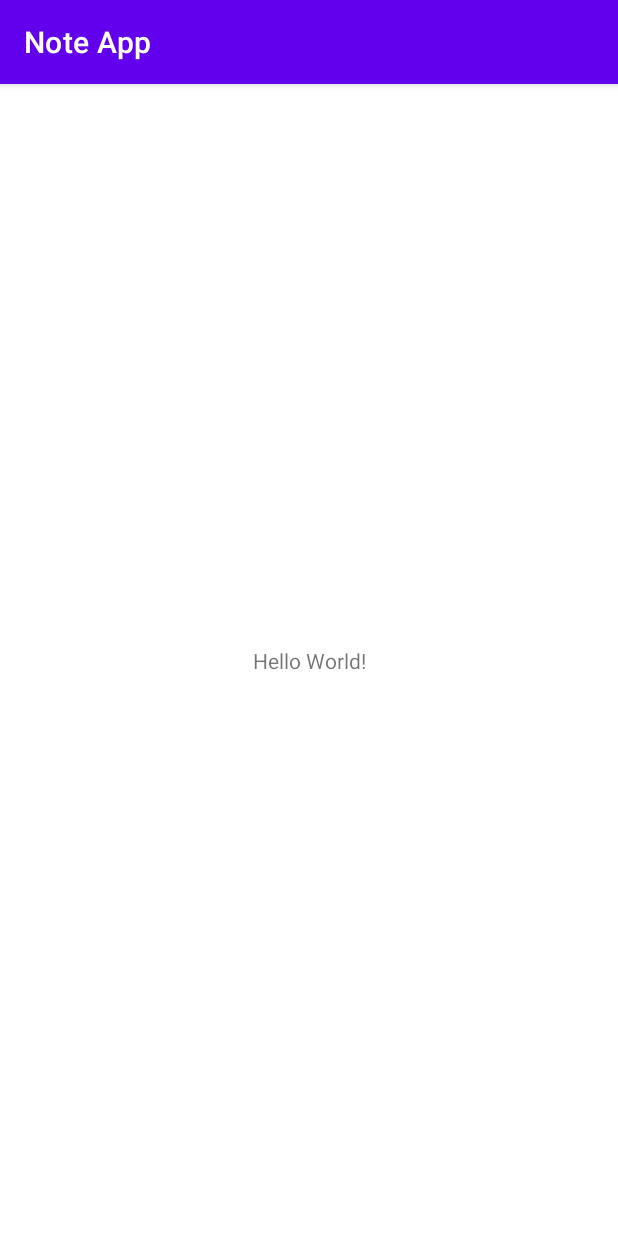
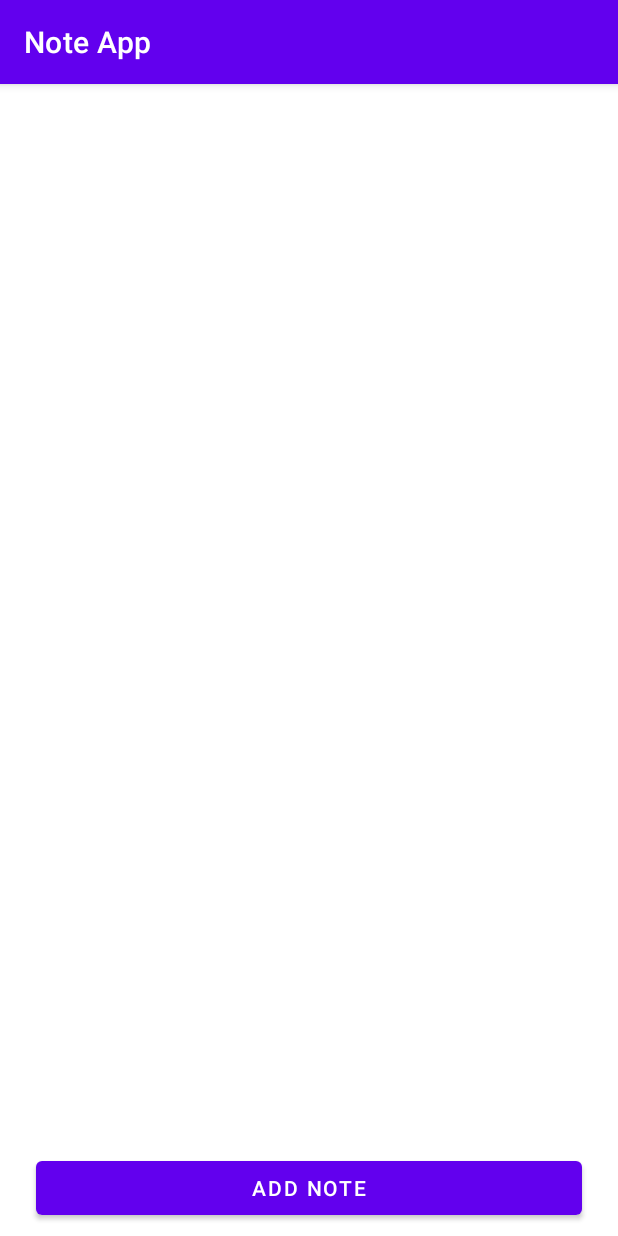
Before and after one commit to GabSauter/NotesApp, an Android app: the screen it shows after launch (MainActivity), on a phone screen of 412 x 824 dp. Run offline under Robolectric (Android 15) with nearby library versions, the phone set to English and light mode, and no system bars.

Commit message:
Make the main Activity Layout

```diff
--- /dev/null
+++ b/app/src/main/res/drawable/ic_delete.xml
@@ -0,0 +1,5 @@
+<vector android:height="48dp" android:tint="#000000"
+    android:viewportHeight="24" android:viewportWidth="24"
+    android:width="48dp" xmlns:android="http://schemas.android.com/apk/res/android">
+    <path android:fillColor="@android:color/white" android:pathData="M6,19c0,1.1 0.9,2 2,2h8c1.1,0 2,-0.9 2,-2V7H6v12zM19,4h-3.5l-1,-1h-5l-1,1H5v2h14V4z"/>
+</vector>
--- /dev/null
+++ b/app/src/main/res/drawable/ic_edit.xml
@@ -0,0 +1,5 @@
+<vector android:height="48dp" android:tint="#000000"
+    android:viewportHeight="24" android:viewportWidth="24"
+    android:width="48dp" xmlns:android="http://schemas.android.com/apk/res/android">
+    <path android:fillColor="@android:color/white" android:pathData="M3,17.25V21h3.75L17.81,9.94l-3.75,-3.75L3,17.25zM20.71,7.04c0.39,-0.39 0.39,-1.02 0,-1.41l-2.34,-2.34c-0.39,-0.39 -1.02,-0.39 -1.41,0l-1.83,1.83 3.75,3.75 1.83,-1.83z"/>
+</vector>
--- a/app/src/main/res/layout/activity_main.xml
+++ b/app/src/main/res/layout/activity_main.xml
@@ -6,13 +6,27 @@
     android:layout_height="match_parent"
     tools:context=".MainActivity">
 
-    <TextView
-        android:layout_width="wrap_content"
+    <androidx.recyclerview.widget.RecyclerView
+        android:id="@+id/rvNotes"
+        android:layout_width="match_parent"
+        android:layout_height="0dp"
+        android:layout_marginBottom="8dp"
+        app:layout_constraintBottom_toTopOf="@+id/btnAddNote"
+        app:layout_constraintEnd_toEndOf="parent"
+        app:layout_constraintStart_toStartOf="parent"
+        app:layout_constraintTop_toTopOf="parent"
+        tools:listitem="@layout/note"/>
+
+    <Button
+        android:id="@+id/btnAddNote"
+        android:layout_width="match_parent"
         android:layout_height="wrap_content"
-        android:text="Hello World!"
+        android:layout_marginStart="24dp"
+        android:layout_marginEnd="24dp"
+        android:layout_marginBottom="8dp"
+        android:text="Add note"
         app:layout_constraintBottom_toBottomOf="parent"
         app:layout_constraintEnd_toEndOf="parent"
-        app:layout_constraintStart_toStartOf="parent"
-        app:layout_constraintTop_toTopOf="parent" />
+        app:layout_constraintStart_toStartOf="parent" />
 
 </androidx.constraintlayout.widget.ConstraintLayout>
```
Also changed, not shown: app/src/main/res/layout/note.xml (added, +42 -0 lines).
